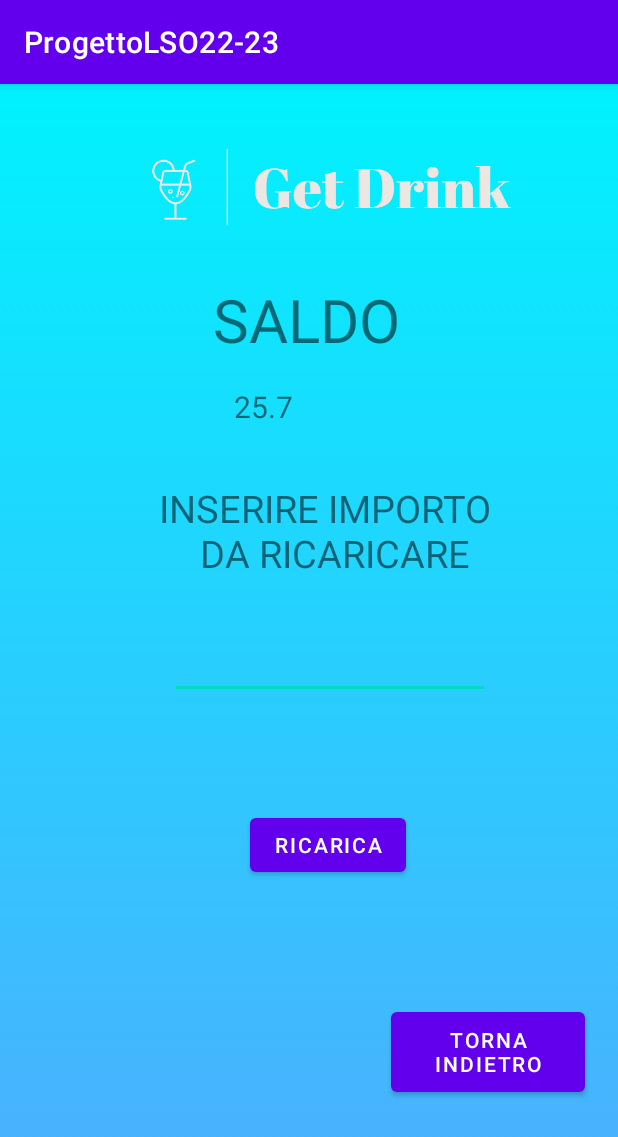
After one commit to EmaSib/ProgettoLSO22-23, an Android app: the Saldo screen opened directly, with no data from a screen before it, on a phone screen of 412 x 824 dp. The commit adds this screen. Shown: the top 1137 px of the screen. Run offline under Robolectric (Android 15) with nearby library versions, the phone set to English and light mode, and no system bars.

Commit message:
Aggiunto scenario della gestione del Saldo. Piccoli fix nello scenario della visualizzazione delle bevande. Aggiunto intent in Login.

```diff
--- a/app/src/main/AndroidManifest.xml
+++ b/app/src/main/AndroidManifest.xml
@@ -51,5 +51,9 @@
         <activity android:name=".gui.PaginaBevanda">
 
         </activity>
+
+        <activity android:name=".gui.Saldo">
+
+        </activity>
     </application>
 </manifest>
--- a/app/src/main/java/com/code/progettolso22_23/controls/DAOController.java
+++ b/app/src/main/java/com/code/progettolso22_23/controls/DAOController.java
@@ -33,4 +33,18 @@ public class DAOController {
         return result;
     }
 
+    public float getSaldoByUsername(String username) {
+
+        //metodo che tramite l'username ottiene il saldo dell'utente
+        //il seguente valore è di test
+        return 25.7f;
+
+    }
+
+    public void updateSaldoDiUtente(String username, float saldo) {
+
+        //metodo che aggiorna il valore del saldo di un utente nel database
+
+    }
+
 }
--- a/app/src/main/java/com/code/progettolso22_23/controls/MainController.java
+++ b/app/src/main/java/com/code/progettolso22_23/controls/MainController.java
@@ -194,9 +194,10 @@ public class MainController {
     public String[] getIngredientiBevandeComeArray(List<Bevanda> bevande) {
         String[] result = new String[bevande.size()];
         int i=0;
+        String tmp = "";
         for (Bevanda b : bevande) {
             Assemblata a = (Assemblata) b;
-            String tmp="";
+            tmp="";
             for (String s : a.getIngredienti()) {
                 tmp.concat(s);
                 tmp.concat(" - ");
@@ -207,6 +208,17 @@ public class MainController {
         return result;
     }
 
+    public float getSaldoByUsername() {
+
+        return daoController.getSaldoByUsername(User);
+
+    }
+
+    public void updateSaldoDiUtente(float saldo) {
+
+        daoController.updateSaldoDiUtente(User, saldo);
+
+    }
 
 
 
--- a/app/src/main/java/com/code/progettolso22_23/gui/ListaBevande.java
+++ b/app/src/main/java/com/code/progettolso22_23/gui/ListaBevande.java
@@ -58,8 +58,6 @@ public class ListaBevande extends AppCompatActivity {
             public void onItemClick(AdapterView<?> parent, View view, int position, long id) {
                 String value = (String)parent.getItemAtPosition(position);
                 String nome = value;
-                //TODO
-                //controllare se nome corrisponde a tutta la linea o solo al nome della bevanda
                 passaAPaginaBevanda(nome);
             }
         });
@@ -69,8 +67,6 @@ public class ListaBevande extends AppCompatActivity {
             public void onItemClick(AdapterView<?> parent, View view, int position, long id) {
                 String value = (String)parent.getItemAtPosition(position);
                 String nome = value;
-                //TODO
-                //controllare se nome corrisponde a tutta la linea o solo al nome della bevanda
                 passaAPaginaBevanda(nome);
             }
         });
@@ -100,6 +96,7 @@ public class ListaBevande extends AppCompatActivity {
             return;
         }
         if(bevande.get(0).getClass().equals(Assemblata.class)) {
+            System.out.println(mainController.getCostiBevandeComeArray(bevande)[0]);
             listViewBevande.setAdapter(new ListViewAdapterBevandaAssemblata(this, mainController.getNomiBevandeComeArray(bevande), mainController.getCostiBevandeComeArray(bevande), mainController.getIngredientiBevandeComeArray(bevande)));
             listViewBevandeConsigliate.setAdapter(new ListViewAdapterBevandaAssemblata(this, mainController.getNomiBevandeComeArray(consigliate), mainController.getCostiBevandeComeArray(consigliate), mainController.getIngredientiBevandeComeArray(consigliate)));
         } else {
--- a/app/src/main/java/com/code/progettolso22_23/gui/Login.java
+++ b/app/src/main/java/com/code/progettolso22_23/gui/Login.java
@@ -56,6 +56,7 @@ public class Login extends AppCompatActivity {
                     //TODO
                     //controllo presenza utente verso server
                     Intent apriPaginaHomepage = new Intent(this, HomePage.class);
+                    apriPaginaHomepage.putExtra("USERNAME", Username);
                     startActivity(apriPaginaHomepage);
                     this.finish();
                 }
--- a/app/src/main/java/com/code/progettolso22_23/gui/PaginaBevanda.java
+++ b/app/src/main/java/com/code/progettolso22_23/gui/PaginaBevanda.java
@@ -51,7 +51,7 @@ public class PaginaBevanda extends AppCompatActivity {
         Foto = (ImageView) findViewById(R.id.foto_pagina_bevanda_image_view);
         Foto.setImageBitmap(BevandaScelta.getFoto());
         Costo = (TextView) findViewById(R.id.costo_pagina_bevanda_text_view);
-        Costo.setText(String.valueOf(BevandaScelta.getCosto()));
+        Costo.setText("Costo: " + String.valueOf(BevandaScelta.getCosto()));
         Ingredienti = (TextView) findViewById(R.id.ingredienti_pagina_bevanda_text_view);
         ListaIngredienti = (ListView) findViewById(R.id.lista_ingredienti_pagina_bevanda_list_view);
         Descrizione = (TextView) findViewById(R.id.descrizione_pagina_bevanda_text_view);
--- /dev/null
+++ b/app/src/main/java/com/code/progettolso22_23/gui/Saldo.java
@@ -0,0 +1,67 @@
+package com.code.progettolso22_23.gui;
+
+import android.os.Bundle;
+import android.view.View;
+import android.widget.Button;
+import android.widget.EditText;
+import android.widget.TextView;
+import android.widget.Toast;
+
+import androidx.annotation.Nullable;
+import androidx.appcompat.app.AppCompatActivity;
+
+import com.code.progettolso22_23.R;
+import com.code.progettolso22_23.controls.MainController;
+
+public class Saldo extends AppCompatActivity {
+
+    private MainController mainController = MainController.getIstance();
+
+    private float saldo;
+
+    private TextView saldoTextView;
+    private Button tornaIndietro;
+    private Button ricarica;
+    private EditText daRicaricare;
+
+    @Override
+    protected void onCreate(@Nullable Bundle savedInstanceState) {
+        super.onCreate(savedInstanceState);
+        setContentView(R.layout.saldo);
+
+        saldoTextView = (TextView) findViewById(R.id.saldoid);
+        tornaIndietro = (Button) findViewById(R.id.torna_indietro);
+        tornaIndietro.setOnClickListener(this::onClick);
+        ricarica = (Button) findViewById(R.id.ricarica);
+        ricarica.setOnClickListener(this::onClick);
+        daRicaricare = (EditText) findViewById(R.id.editTextNumber);
+
+        saldo = mainController.getSaldoByUsername();
+        saldoTextView.setText(String.valueOf(saldo));
+
+    }
+
+    private void onClick(View view) {
+
+        switch (view.getId()) {
+            case R.id.torna_indietro:
+                this.finish();
+                break;
+            case R.id.ricarica:
+                if(daRicaricare.getText().equals("") || Float.valueOf(String.valueOf(daRicaricare.getText())) <= 0 ) {
+                    Toast.makeText(this, "Impossibile ricaricare il saldo, riprova!", Toast.LENGTH_SHORT).show();
+                }
+                else {
+                    saldo = saldo + Float.valueOf(String.valueOf(daRicaricare.getText()));
+                    saldoTextView.setText(String.valueOf(saldo));
+                    mainController.updateSaldoDiUtente(saldo);
+                    Toast.makeText(this, "Saldo ricaricato con successo!", Toast.LENGTH_SHORT).show();
+                }
+                daRicaricare.setText("");
+                break;
+        }
+
+    }
+
+
+}
--- a/app/src/main/java/com/code/progettolso22_23/utils/ListViewAdapterBevandaAssemblata.java
+++ b/app/src/main/java/com/code/progettolso22_23/utils/ListViewAdapterBevandaAssemblata.java
@@ -48,9 +48,9 @@ public class ListViewAdapterBevandaAssemblata extends BaseAdapter {
         TextView text = (TextView) vi.findViewById(R.id.nome_list_view_row_bevanda_assemblata);
         text.setText(nomi[i]);
         TextView text2 = (TextView) vi.findViewById(R.id.costo_list_view_row_bevanda_assemblata);
-        text2.setText(costi[i]);
+        text2.setText("Costo: " + costi[i]);
         TextView text3 = (TextView) vi.findViewById(R.id.costo_list_view_row_bevanda_assemblata);
-        text3.setText(ingredienti[i]);
+        text3.setText("Ingredienti: " + ingredienti[i]);
         return vi;
     }
 }
--- a/app/src/main/java/com/code/progettolso22_23/utils/ListViewAdapterBevandaNormale.java
+++ b/app/src/main/java/com/code/progettolso22_23/utils/ListViewAdapterBevandaNormale.java
@@ -46,7 +46,7 @@ public class ListViewAdapterBevandaNormale extends BaseAdapter {
         TextView text = (TextView) vi.findViewById(R.id.nome_list_view_row_bevanda_normale);
         text.setText(nomi[i]);
         TextView text2 = (TextView) vi.findViewById(R.id.costo_list_view_row_bevanda_normale);
-        text2.setText(costi[i]);
+        text2.setText("Costo: " + costi[i]);
         return vi;
     }
 }
```
Also changed, not shown: app/src/main/java/com/code/progettolso22_23/gui/HomePage.java (+8 -6 lines).
